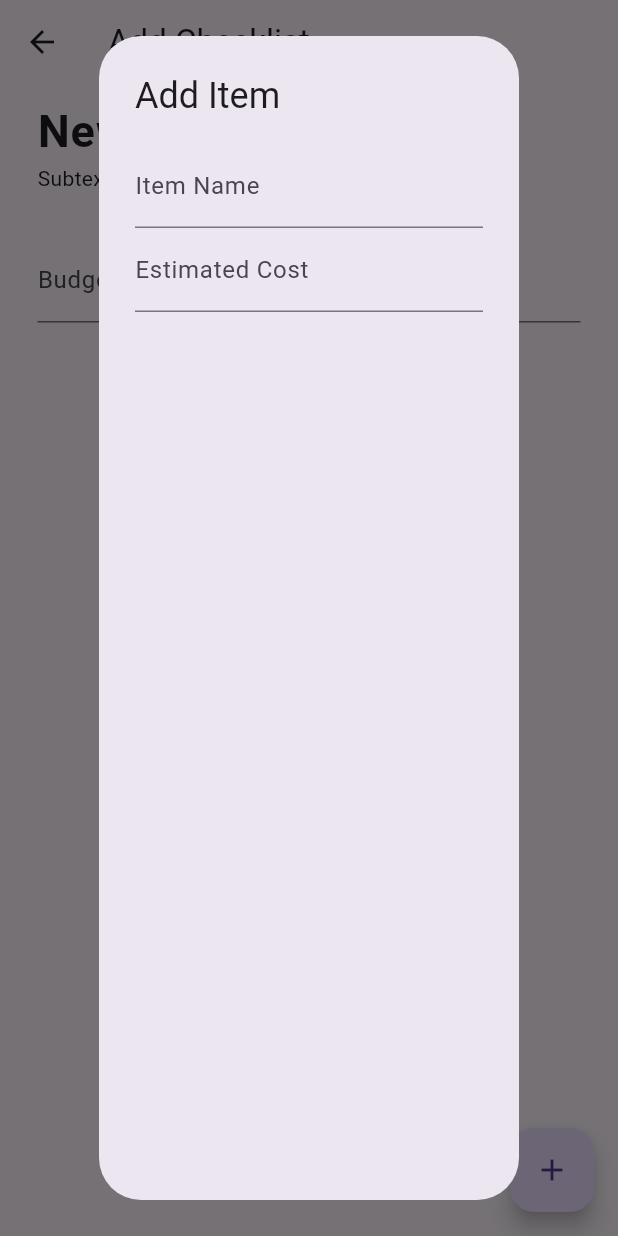
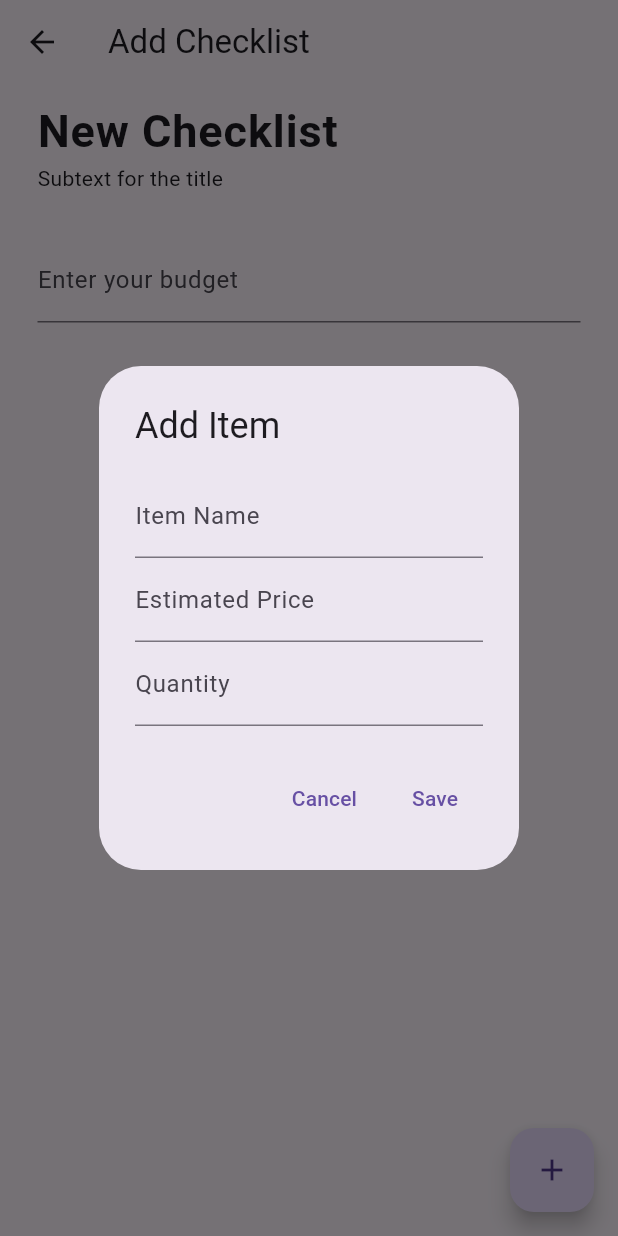
Before and after one commit to gabify/grocery-list, a Flutter app: the AddCheckList screen opened by its route, after a tap on the "add" icon, on a phone screen of 412 x 824 dp. Run offline on Flutter 3.47's test engine with Material 3 defaults, Android fonts, the phone set to English and light mode, and no system bars.

Commit message:
implement add grcery item function

```diff
--- a/lib/AddCheckList.dart
+++ b/lib/AddCheckList.dart
@@ -1,4 +1,5 @@
 import 'package:flutter/material.dart';
+import 'package:grocery_list/groceryItem.dart';
 
 class AddCheckList extends StatefulWidget {
   const AddCheckList({super.key});
@@ -8,6 +9,10 @@ class AddCheckList extends StatefulWidget {
 }
 
 class _AddCheckListState extends State<AddCheckList> {
+  final TextEditingController _controller = TextEditingController();
+
+  List<Groceryitem> myList = [];
+
   @override
   Widget build(BuildContext context) {
     return Scaffold(
@@ -16,11 +21,7 @@ class _AddCheckListState extends State<AddCheckList> {
         child: Container(
           width: double.infinity,
           margin: EdgeInsets.symmetric(vertical: 10, horizontal: 25),
-          child: Form(
           child: Column(
-              crossAxisAlignment: CrossAxisAlignment.stretch,
-              children: <Widget>[
-                Column(
             crossAxisAlignment: CrossAxisAlignment.stretch,
             children: <Widget>[
               Text(
@@ -35,35 +36,145 @@ class _AddCheckListState extends State<AddCheckList> {
 
               SizedBox(height: 30),
 
-                    TextFormField(
-                      decoration: InputDecoration(labelText: 'Budget'),
+              TextField(
+                controller: _controller,
+                keyboardType: TextInputType.number,
+                decoration: InputDecoration(labelText: 'Enter your budget'),
               ),
-                  ],
+
+              SizedBox(height: 50),
+
+              ListView.builder(
+                physics: NeverScrollableScrollPhysics(),
+                shrinkWrap: true,
+                itemCount: myList.length,
+                itemBuilder: (context, index) {
+                  final item = myList[index];
+
+                  return Container(
+                    margin: EdgeInsets.symmetric(vertical: 3, horizontal: 10),
+                    child: ListTile(
+                      title: Text(item.name),
+                      tileColor: Colors.blueGrey[100],
                     ),
-                SizedBox(height: 50),
-                Center(child: Text('Click the + to add items to the list')),
+                  );
+                },
+              ),
             ],
           ),
         ),
       ),
-      ),
       floatingActionButton: FloatingActionButton(
-        onPressed: () async {
-          final result = await showDialog(
+        onPressed: () {
+          showDialog(
             context: context,
-            builder: (BuildContext context) {
+            builder: (context) {
+              final _formKey = GlobalKey<FormState>();
+              String _name = '';
+              double _estimatedPrice = 0.0;
+              int _quantity = 1;
+
               return AlertDialog(
                 title: const Text('Add Item'),
-                content: Column(
+                content: Form(
+                  key: _formKey,
+                  child: Column(
+                    mainAxisSize: MainAxisSize.min,
                     children: <Widget>[
-                    TextField(
+                      TextFormField(
                         decoration: InputDecoration(labelText: 'Item Name'),
+                        validator: (value) {
+                          if (value == null || value.isEmpty) {
+                            return "Please provide a name for the item";
+                          }
+
+                          return null;
+                        },
+
+                        onSaved: (value) => _name = value!,
                       ),
-                    TextField(
-                      decoration: InputDecoration(labelText: 'Estimated Cost'),
+                      TextFormField(
+                        decoration: InputDecoration(
+                          labelText: 'Estimated Price',
+                        ),
+                        validator: (value) {
+                          if (value == null || value.isEmpty) {
+                            return "Please provide an estimated price for the item";
+                          }
+
+                          try {
+                            if (double.parse(value.trim()) <= 0.0) {
+                              return "Estimated price should be greater than 0";
+                            }
+                          } catch (e) {
+                            return "Only numeric values are allowed";
+                          }
+
+                          return null;
+                        },
+
+                        onSaved: (value) =>
+                            _estimatedPrice = double.parse(value!),
+                      ),
+                      TextFormField(
+                        decoration: InputDecoration(labelText: 'Quantity'),
+                        validator: (value) {
+                          if (value == null || value.isEmpty) {
+                            return "Please provide quantity for the item";
+                          }
+
+                          try {
+                            if (int.parse(value.trim()) <= 0) {
+                              return "Quantity should be greater than 0";
+                            }
+                          } catch (e) {
+                            return "Only numeric values are allowed";
+                          }
+
+                          return null;
+                        },
+
+                        onSaved: (value) => _quantity = int.parse(value!),
                       ),
                     ],
                   ),
+                ),
+                actions: [
+                  TextButton(
+                    onPressed: () {
+                      Navigator.pop(context);
+                    },
+                    child: Text('Cancel'),
+                  ),
+                  TextButton(
+                    onPressed: () {
+                      if (_formKey.currentState!.validate()) {
+                        _formKey.currentState!.save();
+
+                        setState(() {
+                          Groceryitem list = Groceryitem(
+                            name: _name,
+                            estimatedPrice: _estimatedPrice,
+                            quantity: _quantity,
+                          );
+
+                          print(_name);
+
+                          myList.add(
+                            Groceryitem(
+                              name: _name,
+                              estimatedPrice: _estimatedPrice,
+                              quantity: _quantity,
+                            ),
+                          );
+                        });
+
+                        Navigator.pop(context);
+                      }
+                    },
+                    child: Text('Save'),
+                  ),
+                ],
               );
             },
           );
--- /dev/null
+++ b/lib/Groceryitem.dart
@@ -0,0 +1,15 @@
+class Groceryitem {
+  int? id;
+  String name;
+  double estimatedPrice;
+  double? actualPrice;
+  int quantity;
+
+  Groceryitem({
+    this.id,
+    this.actualPrice,
+    required this.name,
+    required this.estimatedPrice,
+    required this.quantity,
+  });
+}
```
Lines whose indentation alone changed are shown as unchanged.
